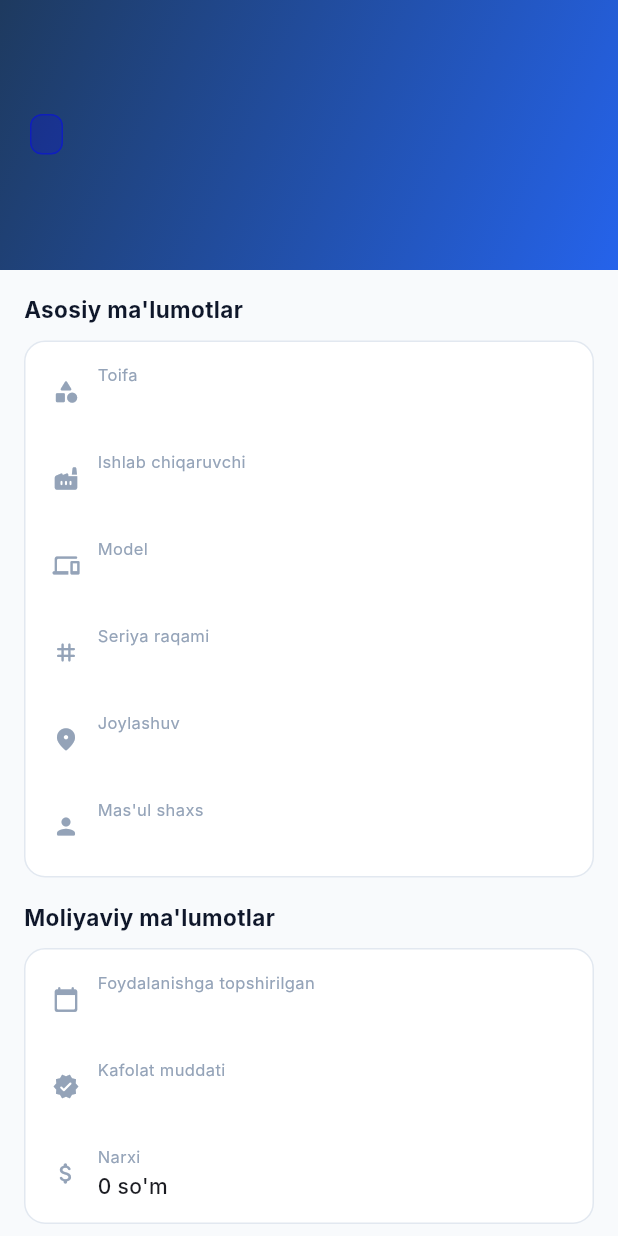
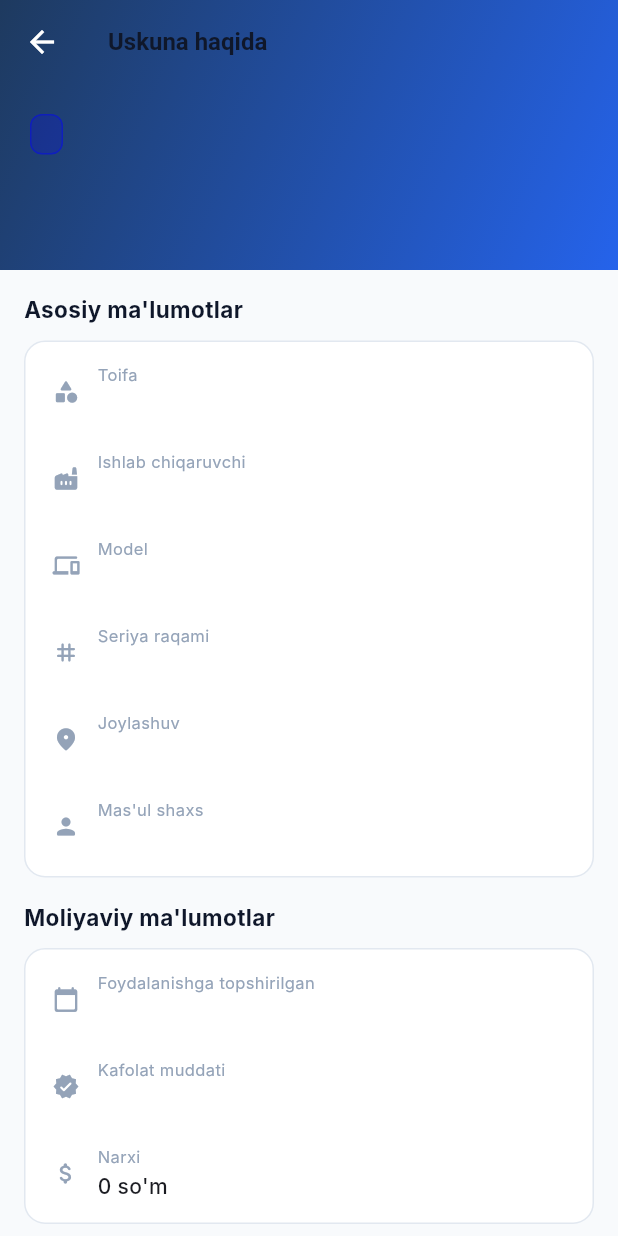
Before and after one commit to Jasurbek414/korxona, a Flutter app: the _DetailBody screen opened directly with empty values, on a phone screen of 412 x 824 dp. Run offline on Flutter 3.47's test engine with Material 3 defaults, Android fonts, the phone set to English and light mode, and no system bars; our stand-ins replace dio, flutter_riverpod, flutter_secure_storage, image_picker; missing offline and left inert: mobile_scanner; accounts and stored records are empty; network calls fail; Roboto replaces fonts that are missing (Inter); statements that could not run were skipped.

Commit message:
fix(mobile): add missing Scaffold to EquipmentDetailScreen to fix missing Material theme and layout overlapping

```diff
--- a/mobile/lib/screens/equipment/equipment_screen.dart
+++ b/mobile/lib/screens/equipment/equipment_screen.dart
@@ -158,9 +158,12 @@ class _DetailBody extends ConsumerWidget {
     final statusColor = _parseColor();
     final historyAsync = ref.watch(statusHistoryProvider(equipment.id));
 
-    return CustomScrollView(slivers: [
+    return Scaffold(
+      backgroundColor: AppTheme.background,
+      body: CustomScrollView(slivers: [
         SliverAppBar(
           expandedHeight: 180, pinned: true,
+          title: const Text('Uskuna haqida', style: TextStyle(fontSize: 16)),
           flexibleSpace: FlexibleSpaceBar(
             background: Container(
               decoration: const BoxDecoration(gradient: LinearGradient(begin: Alignment.topLeft, end: Alignment.bottomRight, colors: [Color(0xFF1E3A5F), Color(0xFF2563EB)])),
@@ -171,7 +174,6 @@ class _DetailBody extends ConsumerWidget {
                 Text(equipment.inventoryNumber, style: TextStyle(color: Colors.white.withValues(alpha: 0.7), fontSize: 14)),
               ]))),
             ),
-          title: Text(equipment.inventoryNumber, style: const TextStyle(fontSize: 14)),
           ),
           foregroundColor: Colors.white,
         ),
@@ -245,7 +247,8 @@ class _DetailBody extends ConsumerWidget {
         ),
         const SizedBox(height: 80),
       ]))),
-    ]);
+    ]),
+    );
   }
 
   Color _colorFromHex(String? hex) {
```
Lines whose indentation alone changed are shown as unchanged.
